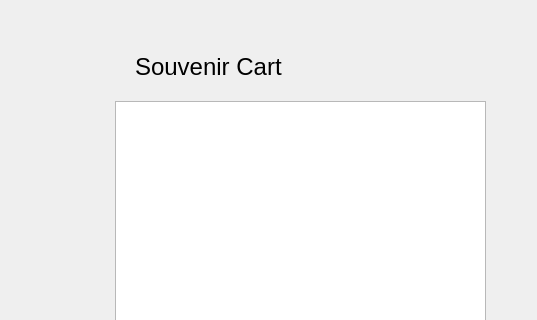
Qt form plantripwindow.ui (Ling2251/CS1D-College-Tour) before a commit; both pictures show x 296 to 833 and y 0 to 320 of the 833 by 471 pixel window.
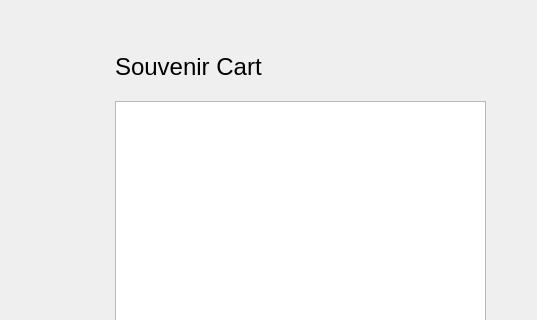
The same form after that commit.

Commit message: add files calcaulate total price from the cart

Patch:
```diff
--- a/plantripwindow.ui
+++ b/plantripwindow.ui
@@ -138,7 +138,7 @@
       <widget class="QLabel" name="souvCart_label">
        <property name="geometry">
         <rect>
-         <x>420</x>
+         <x>400</x>
          <y>30</y>
          <width>231</width>
          <height>51</height>
```
The commit also changes 2 other files.
